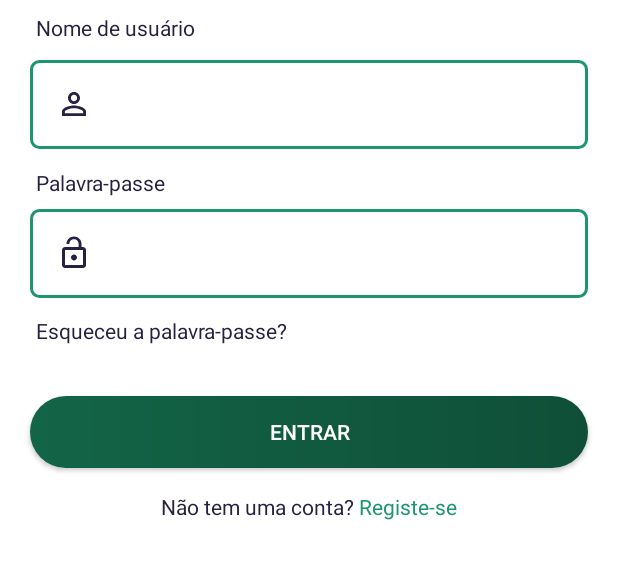
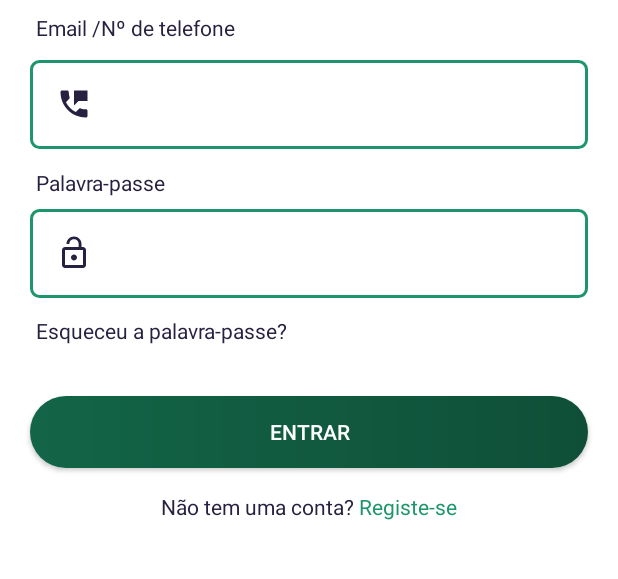
Before and after one commit to ProITDevelopers/Xpress, an Android app: the screen it shows after launch (LoginActivity), on a phone screen of 412 x 824 dp, the part 383-962 px from its top. Run offline under Robolectric (Android 15) with nearby library versions, the phone set to English and light mode, and no system bars; our stand-ins replace RxJava; libraries missing offline, so code that uses them is left out: com.scottyab.showhidepasswordedittext, dmax.dialog, io.realm; plain views replace ShowHidePasswordEditText; 6 statements that could not run were skipped.

Commit message:
Estabelecimentos, Produtos (correção de bugs_03)

```diff
--- a/app/src/main/java/ao/co/proitconsulting/xpress/activities/ProdutosActivity.java
+++ b/app/src/main/java/ao/co/proitconsulting/xpress/activities/ProdutosActivity.java
@@ -109,7 +109,7 @@ public class ProdutosActivity extends AppCompatActivity implements ProdutosAdapt
 
 
         recyclerView = (RecyclerView) findViewById(R.id.recyclewProdutos);
-        gridLayoutManager = new GridLayoutManager(this, 2);
+        gridLayoutManager = new GridLayoutManager(this, 1);
         progressBar = findViewById(R.id.progressBar);
 
 
--- a/app/src/main/res/layout/activity_login.xml
+++ b/app/src/main/res/layout/activity_login.xml
@@ -53,7 +53,7 @@
                     android:id="@+id/txtNomeUser"
                     android:layout_width="wrap_content"
                     android:layout_height="wrap_content"
-                    android:text="@string/nome_de_usuario"
+                    android:text="@string/email_ou_num_de_telefone"
                     android:textColor="@color/login_icon_text_color"
                     android:padding="4dp"
                     android:textSize="14sp"
@@ -85,9 +85,8 @@
                         android:background="@android:color/transparent"
                         android:inputType="textEmailAddress"
                         android:padding="15dp"
-                        android:drawableStart="@drawable/ic_baseline_person_outline_24"
-                        android:drawableLeft="@drawable/ic_baseline_person_outline_24"
-                        android:drawableTint="@color/login_icon_text_color"
+                        android:drawableStart="@drawable/ic_baseline_perm_phone_msg_24"
+                        android:drawableLeft="@drawable/ic_baseline_perm_phone_msg_24"
                         android:drawablePadding="15dp"
                         android:textColorHint="@color/login_icon_text_color"
                         android:maxLines="1"
@@ -137,7 +136,6 @@
                         android:padding="15dp"
                         android:drawableStart="@drawable/ic_baseline_lock_open_24"
                         android:drawableLeft="@drawable/ic_baseline_lock_open_24"
-                        android:drawableTint="@color/login_icon_text_color"
                         android:drawablePadding="15dp"
                         android:textColorHint="@color/login_icon_text_color"
                         android:maxLines="1"
```
